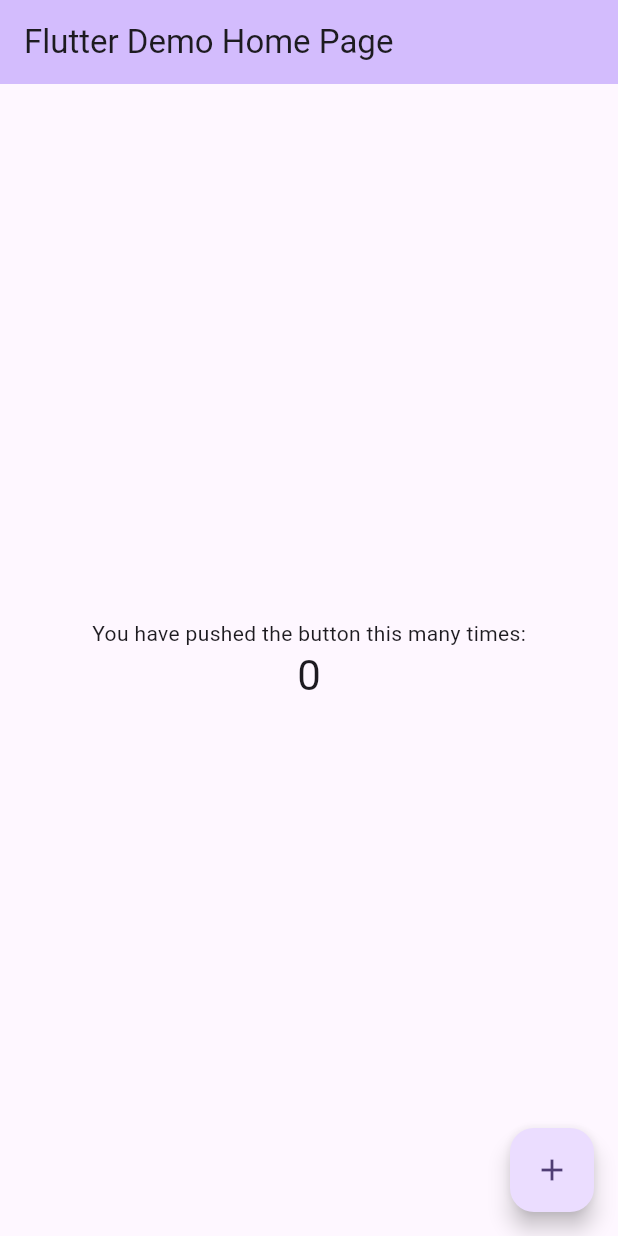
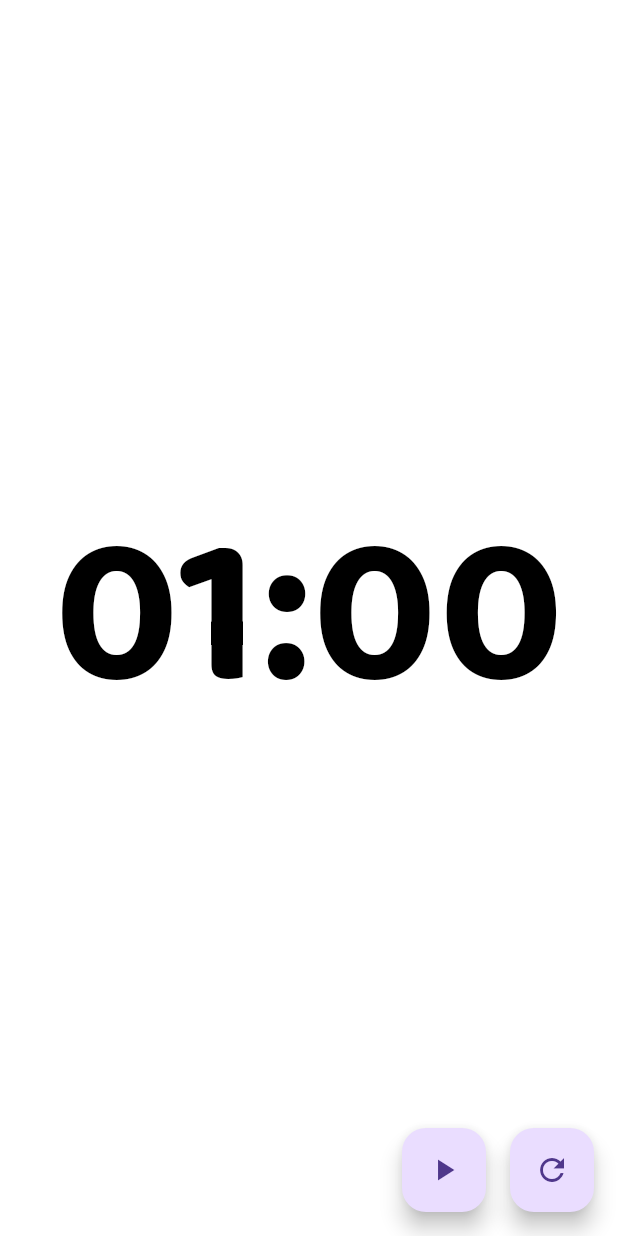
Before and after one commit to eleonoreeuzenes/intervaltimer, a Flutter app: the screen it shows after launch, on a phone screen of 412 x 824 dp. Run offline on Flutter 3.47's test engine with Material 3 defaults, Android fonts, the phone set to English and light mode, and no system bars; our stand-ins replace google_fonts.

Commit message:
create timer

```diff
--- a/timer/lib/main.dart
+++ b/timer/lib/main.dart
@@ -1,121 +1,95 @@
+import 'dart:async';
 import 'package:flutter/material.dart';
+import 'package:google_fonts/google_fonts.dart';
 
 void main() {
-  runApp(const MyApp());
+  runApp(const TimerApp());
 }
 
-class MyApp extends StatelessWidget {
-  const MyApp({super.key});
+class TimerApp extends StatelessWidget {
+  const TimerApp({super.key});
 
-  // This widget is the root of your application.
   @override
   Widget build(BuildContext context) {
     return MaterialApp(
-      title: 'Flutter Demo',
-      theme: ThemeData(
-        // This is the theme of your application.
-        //
-        // TRY THIS: Try running your application with "flutter run". You'll see
-        // the application has a purple toolbar. Then, without quitting the app,
-        // try changing the seedColor in the colorScheme below to Colors.green
-        // and then invoke "hot reload" (save your changes or press the "hot
-        // reload" button in a Flutter-supported IDE, or press "r" if you used
-        // the command line to start the app).
-        //
-        // Notice that the counter didn't reset back to zero; the application
-        // state is not lost during the reload. To reset the state, use hot
-        // restart instead.
-        //
-        // This works for code too, not just values: Most code changes can be
-        // tested with just a hot reload.
-        colorScheme: .fromSeed(seedColor: Colors.deepPurple),
-      ),
-      home: const MyHomePage(title: 'Flutter Demo Home Page'),
+      home: const SimpleTimerScreen(),
+      debugShowCheckedModeBanner: false,
     );
   }
 }
 
-class MyHomePage extends StatefulWidget {
-  const MyHomePage({super.key, required this.title});
-
-  // This widget is the home page of your application. It is stateful, meaning
-  // that it has a State object (defined below) that contains fields that affect
-  // how it looks.
-
-  // This class is the configuration for the state. It holds the values (in this
-  // case the title) provided by the parent (in this case the App widget) and
-  // used by the build method of the State. Fields in a Widget subclass are
-  // always marked "final".
-
-  final String title;
+class SimpleTimerScreen extends StatefulWidget {
+  const SimpleTimerScreen({super.key});
 
   @override
-  State<MyHomePage> createState() => _MyHomePageState();
+  State<SimpleTimerScreen> createState() => _SimpleTimerScreenState();
 }
 
-class _MyHomePageState extends State<MyHomePage> {
-  int _counter = 0;
+class _SimpleTimerScreenState extends State<SimpleTimerScreen> {
+  static const int initialSeconds = 60;
+  int remainingSeconds = initialSeconds;
+  Timer? timer;
 
-  void _incrementCounter() {
+  void startTimer() {
+    timer?.cancel();
+    timer = Timer.periodic(const Duration(seconds: 1), (t) {
+      if (remainingSeconds > 0) {
+        setState(() {
+          remainingSeconds--;
+        });
+      } else {
+        t.cancel();
+      }
+    });
+  }
+
+  void resetTimer() {
     setState(() {
-      // This call to setState tells the Flutter framework that something has
-      // changed in this State, which causes it to rerun the build method below
-      // so that the display can reflect the updated values. If we changed
-      // _counter without calling setState(), then the build method would not be
-      // called again, and so nothing would appear to happen.
-      _counter++;
+      remainingSeconds = initialSeconds;
     });
   }
 
   @override
+  void dispose() {
+    timer?.cancel();
+    super.dispose();
+  }
+
+  String formatTime(int seconds) {
+    final minutes = (seconds ~/ 60).toString().padLeft(2, '0');
+    final secs = (seconds % 60).toString().padLeft(2, '0');
+    return "$minutes:$secs";
+  }
+
+  @override
   Widget build(BuildContext context) {
-    // This method is rerun every time setState is called, for instance as done
-    // by the _incrementCounter method above.
-    //
-    // The Flutter framework has been optimized to make rerunning build methods
-    // fast, so that you can just rebuild anything that needs updating rather
-    // than having to individually change instances of widgets.
     return Scaffold(
-      appBar: AppBar(
-        // TRY THIS: Try changing the color here to a specific color (to
-        // Colors.amber, perhaps?) and trigger a hot reload to see the AppBar
-        // change color while the other colors stay the same.
-        backgroundColor: Theme.of(context).colorScheme.inversePrimary,
-        // Here we take the value from the MyHomePage object that was created by
-        // the App.build method, and use it to set our appbar title.
-        title: Text(widget.title),
-      ),
+      backgroundColor: Colors.white,
       body: Center(
-        // Center is a layout widget. It takes a single child and positions it
-        // in the middle of the parent.
-        child: Column(
-          // Column is also a layout widget. It takes a list of children and
-          // arranges them vertically. By default, it sizes itself to fit its
-          // children horizontally, and tries to be as tall as its parent.
-          //
-          // Column has various properties to control how it sizes itself and
-          // how it positions its children. Here we use mainAxisAlignment to
-          // center the children vertically; the main axis here is the vertical
-          // axis because Columns are vertical (the cross axis would be
-          // horizontal).
-          //
-          // TRY THIS: Invoke "debug painting" (choose the "Toggle Debug Paint"
-          // action in the IDE, or press "p" in the console), to see the
-          // wireframe for each widget.
-          mainAxisAlignment: .center,
-          children: [
-            const Text('You have pushed the button this many times:'),
-            Text(
-              '$_counter',
-              style: Theme.of(context).textTheme.headlineMedium,
-            ),
-          ],
+        child: Text(
+          formatTime(remainingSeconds),
+          style: GoogleFonts.baloo2(
+            fontSize: 140,
+            color: Colors.black,
+            fontWeight: FontWeight.bold,
+          ),
         ),
       ),
-      floatingActionButton: FloatingActionButton(
-        onPressed: _incrementCounter,
-        tooltip: 'Increment',
-        child: const Icon(Icons.add),
+      floatingActionButton: Row(
+        mainAxisAlignment: MainAxisAlignment.end,
+        children: [
+          FloatingActionButton(
+            heroTag: "start",
+            onPressed: startTimer,
+            child: const Icon(Icons.play_arrow),
+          ),
+          const SizedBox(width: 16),
+          FloatingActionButton(
+            heroTag: "reset",
+            onPressed: resetTimer,
+            child: const Icon(Icons.refresh),
+          ),
+        ],
       ),
     );
   }
--- a/timer/pubspec.yaml
+++ b/timer/pubspec.yaml
@@ -34,6 +34,7 @@ dependencies:
   # The following adds the Cupertino Icons font to your application.
   # Use with the CupertinoIcons class for iOS style icons.
   cupertino_icons: ^1.0.8
+  google_fonts: ^7.0.2
 
 dev_dependencies:
   flutter_test:
```
